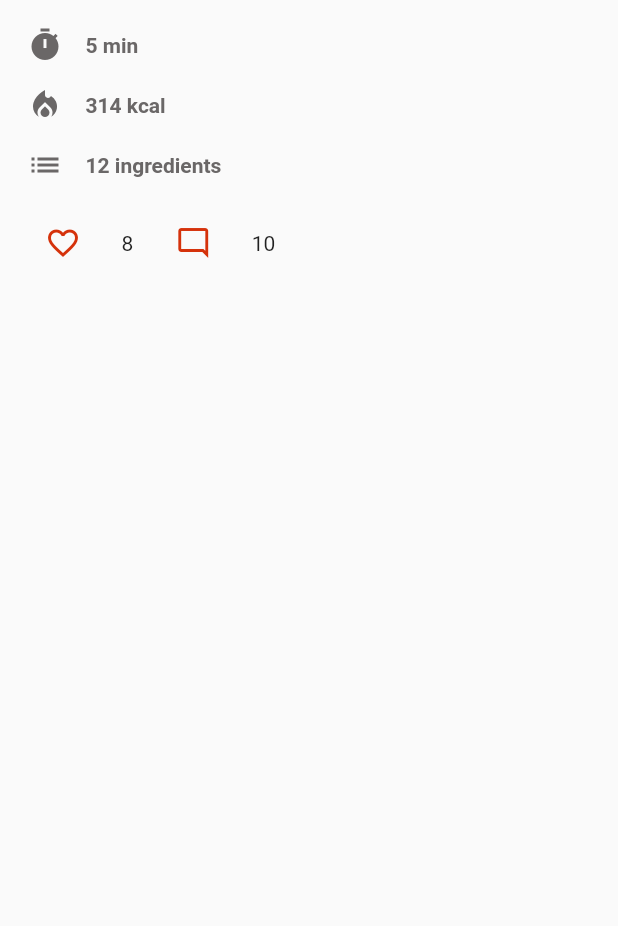
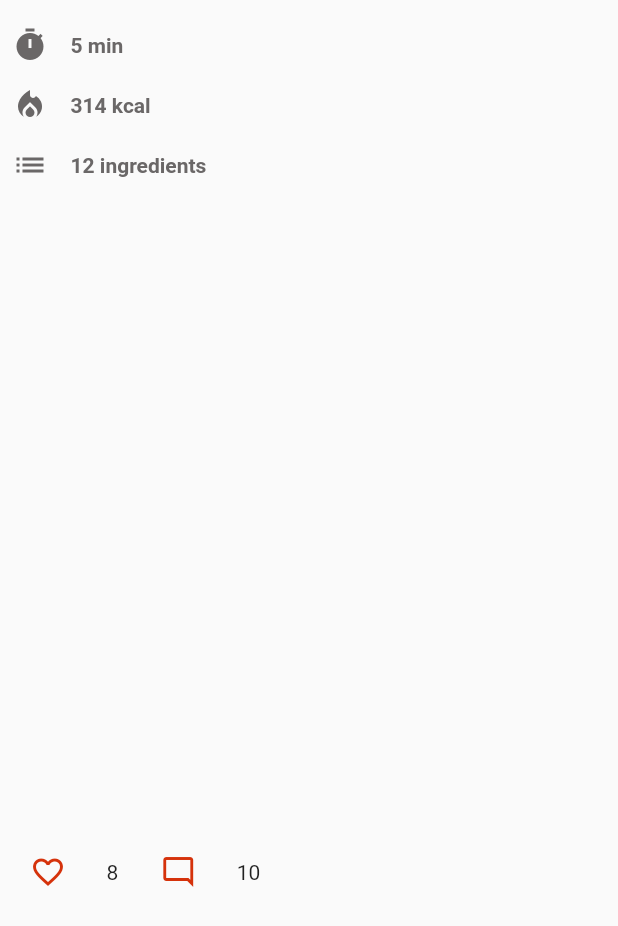
Before and after one commit to m-camps/recappi, a Flutter app: the GreyRedIconBlock widget shown alone on an empty page, opened directly, on a phone screen of 412 x 824 dp. Shown: the top 926 px of the screen. Run offline on Flutter 3.47's test engine with Material 2 defaults, Android fonts, the light colour scheme and no system bars; our stand-ins replace cached_network_image, cloud_firestore, firebase_auth, firebase_core, firebase_storage; accounts and stored records are empty; network calls fail.

Commit message:
Small ui change

```diff
--- a/lib/src/widgets/recipe_card.dart
+++ b/lib/src/widgets/recipe_card.dart
@@ -23,8 +23,8 @@ class RecipeCard extends StatelessWidget {
                 child: Row(
                   mainAxisAlignment: MainAxisAlignment.center,
                   children: const [
-                    Flexible(child: GreyRedIconBlock()),
-                    Flexible(child: RecipeImage()),
+                    Flexible(flex: 1, child: GreyRedIconBlock()),
+                    Flexible(flex: 1, child: RecipeImage()),
                   ],
                 ),
               ),
@@ -87,11 +87,10 @@ class GreyRedIconBlock extends StatelessWidget {
   Widget build(BuildContext context) {
     return Column(
       children: [
-        Padding(
-          padding: const EdgeInsets.only(
-            left: 10.0,
-            top: 10.0,
-          ),
+        Flexible(
+          flex: 2,
+          child: Padding(
+            padding: const EdgeInsets.only(top: 10),
             child: Column(
               children: const [
                 GreyIconSolo(Icons.timer, '5 min'),
@@ -100,8 +99,9 @@ class GreyRedIconBlock extends StatelessWidget {
               ],
             ),
           ),
-        Padding(
-          padding: const EdgeInsets.only(left: 10.0),
+        ),
+        Flexible(
+          flex: 1,
           child: Row(
             mainAxisAlignment: MainAxisAlignment.start,
             children: const [
```
Lines whose indentation alone changed are shown as unchanged.
